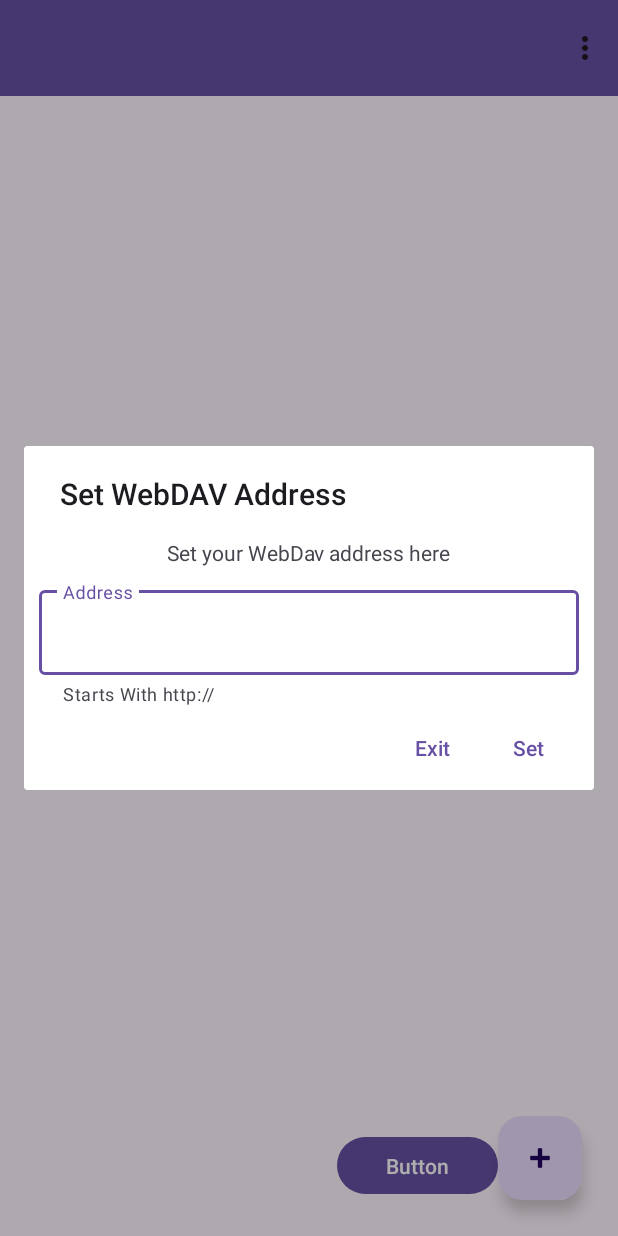
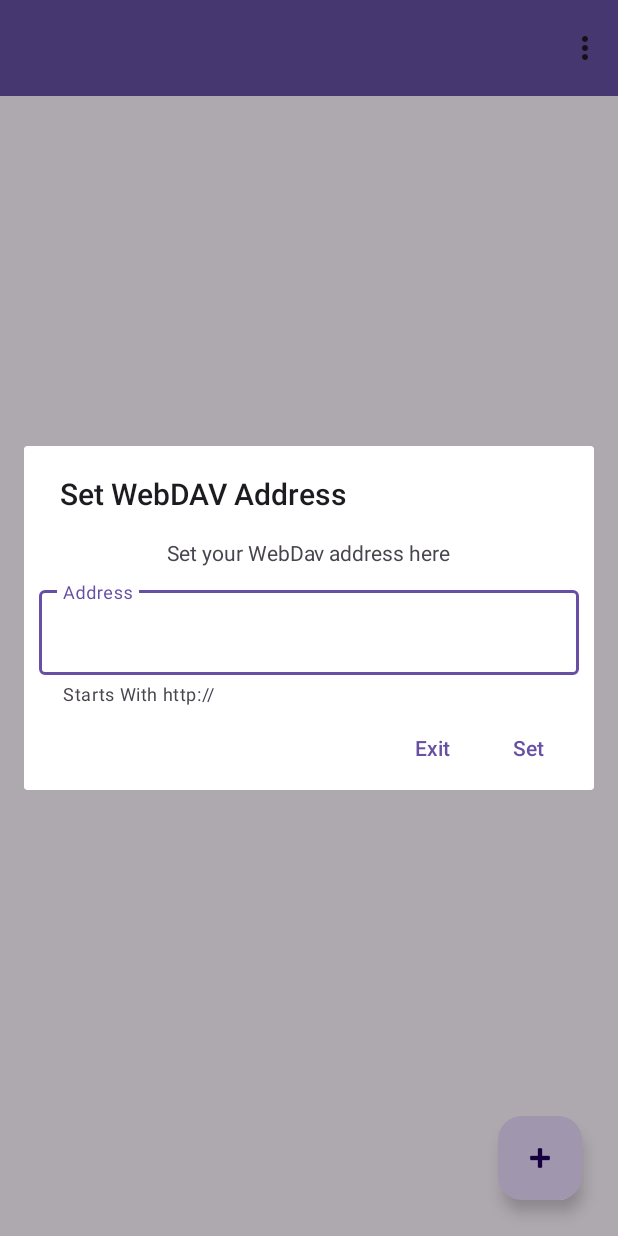
Before and after one commit to enriquederidder/SimpleWebDavManager, an Android app: the screen it shows after launch (MainActivity), in the options menu, after a tap on "Set WebDav Addres", on a phone screen of 412 x 824 dp. Run offline under Robolectric (Android 15) with nearby library versions, the light colour scheme and no system bars; libraries missing offline, so code that uses them is left out: com.thegrizzlylabs.sardineandroid.

Commit message:
Added file deletion

```diff
--- a/app/src/main/java/com/example/simplewebdavmanager/fragments/ConnectionDetailsFragment.kt
+++ b/app/src/main/java/com/example/simplewebdavmanager/fragments/ConnectionDetailsFragment.kt
@@ -8,7 +8,6 @@
 import android.view.LayoutInflater
 import android.view.View
 import android.view.ViewGroup
-import android.widget.Button
 import android.widget.Toast
 import androidx.activity.result.contract.ActivityResultContracts
 import androidx.fragment.app.Fragment
@@ -31,7 +30,6 @@
 
     private lateinit var v: View
     private lateinit var btnAddFile: FloatingActionButton
-    private lateinit var btnListFiles: Button
     private lateinit var recyclerView: RecyclerView
     private lateinit var filesAdapter: FilesAdapter
     private lateinit var webDavAddress: String
@@ -81,11 +79,6 @@
             openFilePicker()
         }
 
-        btnListFiles = v.findViewById(R.id.buttonListFiles)
-        btnListFiles.setOnClickListener {
-            listAvailableFiles()
-        }
-
         val activity = requireActivity() as MainActivity
         webDavAddressLiveData = activity.getWebDavAddressLiveData()
         webDavAddressLiveData.observe(viewLifecycleOwner) { webDavAddress ->
@@ -94,8 +87,17 @@
 
         return v
     }
+    override fun onViewCreated(view: View, savedInstanceState: Bundle?) {
+        super.onViewCreated(view, savedInstanceState)
 
-    private fun listAvailableFiles() {
+        // Observe changes in the LiveData webDavAddressLiveData
+        webDavAddressLiveData.observe(viewLifecycleOwner) { webDavAddress ->
+            this.webDavAddress = webDavAddress
+            // Call listAvailableFiles() when the WebDAV address is set
+            listAvailableFiles()
+        }
+    }
+    fun listAvailableFiles() {
         thread {
             val sardine = initSardine()
             try {
@@ -105,7 +107,9 @@
                 for (file in files) {
                     val fileName = file.name
                     val filePath = file.href
-                    fileList.add(File(fileName, filePath.toString(), 0, ""))
+                    if (file.name.isNotBlank() || file.name == "SETUP.ini"){ // Skip the SETUP.ini file
+                        fileList.add(File(fileName, filePath.toString(), 0, ""))
+                    }
                 }
                 activity?.runOnUiThread {
                     filesAdapter.updateFiles(fileList)
@@ -124,7 +128,7 @@
         pickFile.launch(intent)
     }
 
-    private fun initSardine(): OkHttpSardine {
+    fun initSardine(): OkHttpSardine {
         // For the esp that hosts the webdav server its no necessary to set the credentials
         val sardine = OkHttpSardine()
         val userName = ""
@@ -161,6 +165,11 @@
         dialog.show(childFragmentManager, "file_details")
 
     }
+    fun deleteFileFromServer(filePath: String) {
+        val sardine = initSardine()
+        val completeFilePath = "http://$webDavAddress/$filePath"  // Construct the complete URL
+        sardine.delete(completeFilePath)
+    }
 
 
     companion object {
--- a/app/src/main/res/layout/dialog_file_details.xml
+++ b/app/src/main/res/layout/dialog_file_details.xml
@@ -1,8 +1,9 @@
 <?xml version="1.0" encoding="utf-8"?>
 <androidx.constraintlayout.widget.ConstraintLayout xmlns:android="http://schemas.android.com/apk/res/android"
+    xmlns:app="http://schemas.android.com/apk/res-auto"
     android:layout_width="match_parent"
     android:layout_height="match_parent"
-    xmlns:app="http://schemas.android.com/apk/res-auto">
+    android:layout_marginVertical="50dp">
 
     <com.google.android.material.textfield.TextInputLayout
         android:id="@+id/textInputLayoutFile"
--- a/app/src/main/res/layout/fragment_connection_details.xml
+++ b/app/src/main/res/layout/fragment_connection_details.xml
@@ -17,16 +17,6 @@
         app:layout_constraintBottom_toBottomOf="parent"
         app:layout_constraintEnd_toEndOf="parent" />
 
-    <Button
-        android:id="@+id/buttonListFiles"
-        android:layout_width="107dp"
-        android:layout_height="46dp"
-        android:layout_marginEnd="56dp"
-        android:layout_marginBottom="24dp"
-        android:text="Button"
-        app:layout_constraintBottom_toBottomOf="parent"
-        app:layout_constraintEnd_toEndOf="@+id/floatingActionButtonAddFile" />
-
     <androidx.recyclerview.widget.RecyclerView
         android:id="@+id/recyclerFiles"
         android:layout_width="0dp"
```
Also changed, not shown: app/src/main/java/com/example/simplewebdavmanager/adapaters/FilesAdapter.kt (+8 -0 lines), app/src/main/java/com/example/simplewebdavmanager/fragments/dialogFragments/FileDetailsDialogFragment.kt (+25 -0 lines), app/src/main/res/layout/item_files.xml (+6 -5 lines), app/src/main/res/drawable/trash.png (added).
